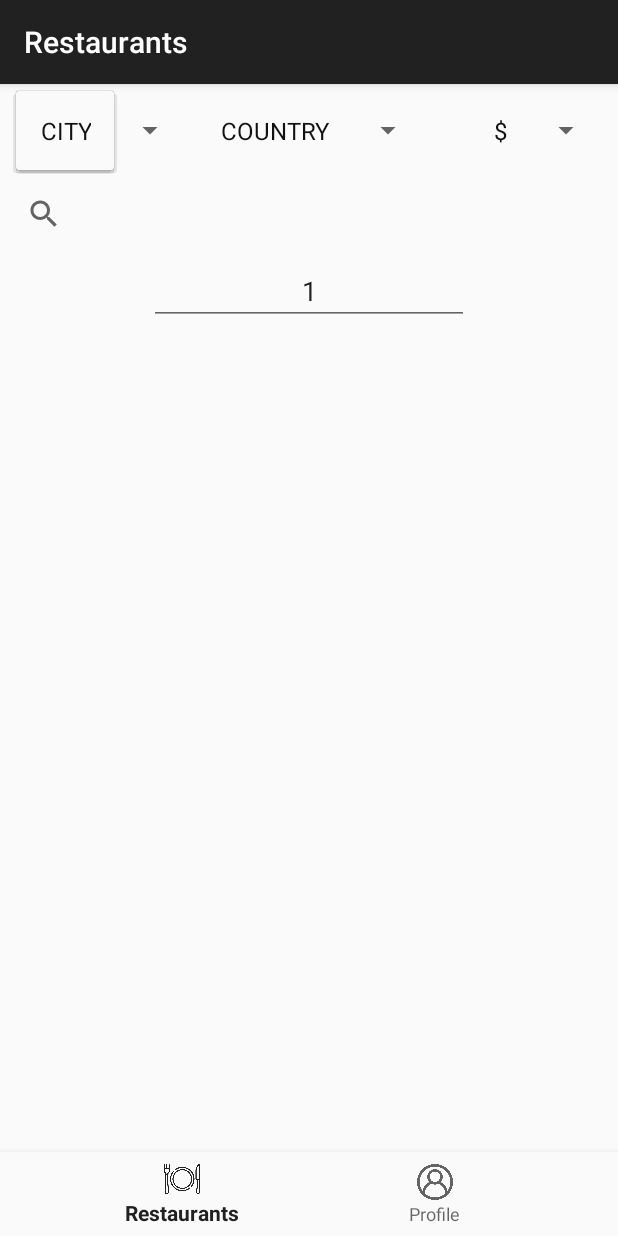
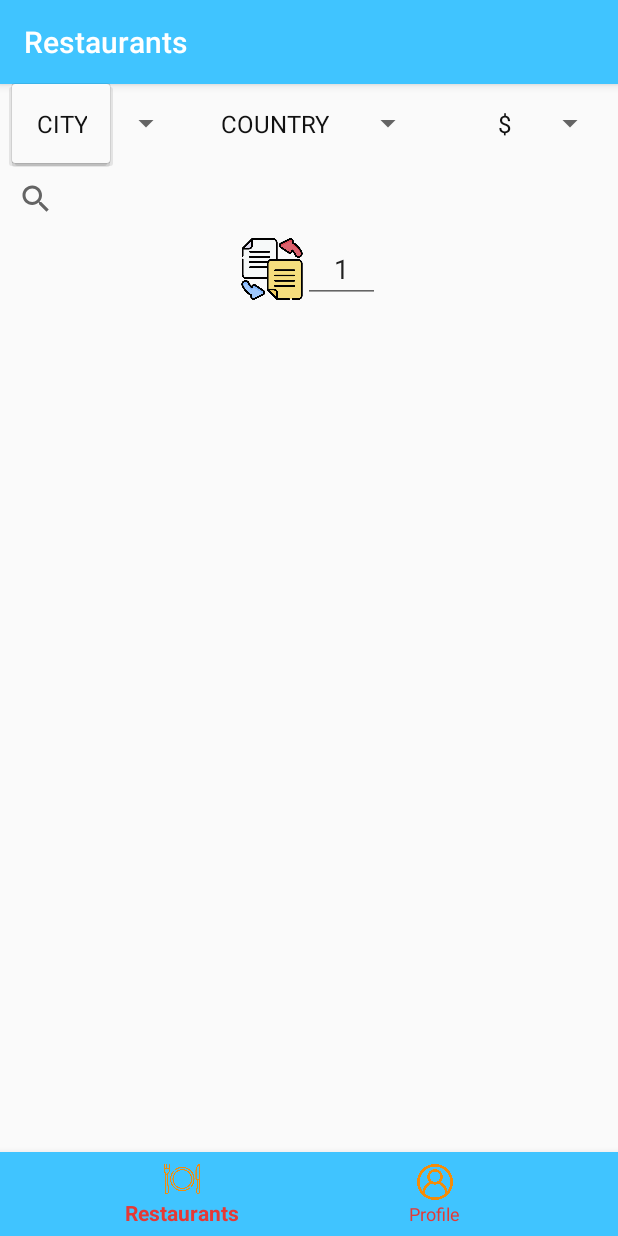
Before and after one commit to madrienn17/MyProject, an Android app: the screen it shows after launch (MainActivity), after a tap on "CITY", on a phone screen of 412 x 824 dp. Run offline under Robolectric (Android 15) with nearby library versions, the phone set to English and light mode, and no system bars; our stand-ins replace navigation-ui; 4 statements that could not run were skipped.

Commit message:
Managed some appearance elements, colors.

```diff
--- a/app/src/main/java/com/example/myproject/MainActivity.kt
+++ b/app/src/main/java/com/example/myproject/MainActivity.kt
@@ -1,5 +1,7 @@
 package com.example.myproject
 
+import android.graphics.Color
+import android.graphics.drawable.ColorDrawable
 import android.os.Build
 import android.os.Bundle
 import android.view.View
@@ -26,7 +28,8 @@ class MainActivity : AppCompatActivity() {
         setupActionBarWithNavController(navController, appBarConfiguration)
         navView.setupWithNavController(navController)
        // hideSystemUI()
-    }
+        supportActionBar?.setBackgroundDrawable(ColorDrawable(Color.parseColor("#FF40C4FF")))
+        }
     override fun onSupportNavigateUp(): Boolean {
         val navController = this.findNavController(R.id.nav_host_fragment)
         return navController.navigateUp()
--- a/app/src/main/java/com/example/myproject/ui/fragments/RestaurantsListFragment.kt
+++ b/app/src/main/java/com/example/myproject/ui/fragments/RestaurantsListFragment.kt
@@ -118,8 +118,8 @@ class RestaurantsListFragment: Fragment(), CoroutineScope, TextWatcher {
         val priceSpinnerAdapter = ArrayAdapter(requireContext(), R.layout.spinner_item, priceList)
 
         citySpinner = root.findViewById(R.id.spinner_city)
-        countrySpinner = root.findViewById<Spinner>(R.id.spinner_country)
-        priceSpinner = root.findViewById<Spinner>(R.id.spinner_price)
+        countrySpinner = root.findViewById(R.id.spinner_country)
+        priceSpinner = root.findViewById(R.id.spinner_price)
         pageNumber = root.page_num
 
         pageNumber.addTextChangedListener(this)
--- /dev/null
+++ b/app/src/main/res/drawable/ic_baseline_no_food_24.xml
@@ -0,0 +1,5 @@
+<vector android:height="24dp" android:tint="#36BEFF"
+    android:viewportHeight="24" android:viewportWidth="24"
+    android:width="24dp" xmlns:android="http://schemas.android.com/apk/res/android">
+    <path android:fillColor="@android:color/white" android:pathData="M11.35,8.52L11,5h5V1h2v4h5l-1.38,13.79L11.35,8.52zM1,21v1c0,0.55 0.45,1 1,1h13c0.55,0 1,-0.45 1,-1v-1H1zM21.9,21.9L2.1,2.1L0.69,3.51l5.7,5.7C3.28,9.87 1,11.99 1,15h11.17l2,2H1v2h15v-0.17l4.49,4.49L21.9,21.9z"/>
+</vector>
--- a/app/src/main/res/layout/activity_main.xml
+++ b/app/src/main/res/layout/activity_main.xml
@@ -2,6 +2,7 @@
 <androidx.constraintlayout.widget.ConstraintLayout
     xmlns:android="http://schemas.android.com/apk/res/android"
     xmlns:app="http://schemas.android.com/apk/res-auto"
+    xmlns:tools="http://schemas.android.com/tools"
     android:id="@+id/container"
     android:layout_width="match_parent"
     android:layout_height="match_parent">
@@ -10,13 +11,14 @@
         android:id="@+id/nav_view"
         android:layout_width="0dp"
         android:layout_height="wrap_content"
-        android:layout_marginStart="0dp"
-        android:layout_marginEnd="0dp"
-        android:background="?android:attr/windowBackground"
+        android:background="@color/light_blue_A200"
+        app:itemIconTint="#F38C0A"
+        app:itemTextColor="#E53935"
         app:layout_constraintBottom_toBottomOf="parent"
         app:layout_constraintLeft_toLeftOf="parent"
         app:layout_constraintRight_toRightOf="parent"
-        app:menu="@menu/bottom_nav_menu" />
+        app:menu="@menu/bottom_nav_menu"
+        tools:itemTextAppearanceActive="#E593935" />
 
     <fragment
         android:id="@+id/nav_host_fragment"
--- a/app/src/main/res/layout/fragment_restaurants.xml
+++ b/app/src/main/res/layout/fragment_restaurants.xml
@@ -1,24 +1,36 @@
 <?xml version="1.0" encoding="utf-8"?>
-<androidx.constraintlayout.widget.ConstraintLayout xmlns:android="http://schemas.android.com/apk/res/android"
+
+<androidx.constraintlayout.widget.ConstraintLayout
     xmlns:app="http://schemas.android.com/apk/res-auto"
     xmlns:tools="http://schemas.android.com/tools"
+    xmlns:android="http://schemas.android.com/apk/res/android"
+    android:id="@+id/ScrollingConstraint"
     android:layout_width="match_parent"
     android:layout_height="match_parent"
-    android:layout_marginLeft="5dp"
-    android:layout_marginRight="5dp"
+    tools:context="com.example.myproject.ui.fragments.RestaurantsListFragment">
+
+    <androidx.core.widget.NestedScrollView
+        android:id="@+id/nestedScroll"
+        android:layout_width="match_parent"
+        android:layout_height="wrap_content"
         android:orientation="vertical"
-    tools:context="com.example.myproject.ui.fragments.RestaurantsListFragment">
+        app:layout_constraintBottom_toBottomOf="parent"
+        app:layout_constraintEnd_toEndOf="parent"
+        app:layout_constraintHorizontal_bias="0.0"
+        app:layout_constraintStart_toStartOf="parent"
+        app:layout_constraintTop_toBottomOf="@+id/page_num"
+        tools:ignore="NotSibling">
 
         <androidx.recyclerview.widget.RecyclerView
             android:id="@+id/recyclerView"
-        android:layout_width="0dp"
-        android:layout_height="597dp"
-        app:layout_constraintBottom_toBottomOf="parent"
+            android:layout_width="match_parent"
+            android:layout_height="wrap_content"
             app:layout_constraintEnd_toEndOf="parent"
+            app:layout_constraintHorizontal_bias="0.0"
             app:layout_constraintStart_toStartOf="parent"
             app:layout_constraintTop_toBottomOf="@+id/page_num"
             tools:listitem="@layout/list_item_row" />
-
+    </androidx.core.widget.NestedScrollView>
         <Spinner
             android:id="@+id/spinner_city"
             android:layout_width="113dp"
@@ -28,7 +40,7 @@
             app:layout_constraintEnd_toStartOf="@+id/spinner_country"
             app:layout_constraintStart_toStartOf="parent"
             app:layout_constraintTop_toTopOf="parent"
-        app:layout_constraintVertical_bias="0.0" />
+            app:layout_constraintVertical_bias="1.0" />
 
         <Spinner
             android:id="@+id/spinner_country"
@@ -38,7 +50,8 @@
             app:layout_constraintBottom_toTopOf="@+id/searchView"
             app:layout_constraintEnd_toStartOf="@+id/spinner_price"
             app:layout_constraintStart_toEndOf="@+id/spinner_city"
-        app:layout_constraintTop_toTopOf="parent" />
+            app:layout_constraintTop_toTopOf="parent"
+            app:layout_constraintVertical_bias="1.0" />
 
         <Spinner
             android:id="@+id/spinner_price"
@@ -47,7 +60,8 @@
             app:layout_constraintBottom_toTopOf="@+id/searchView"
             app:layout_constraintEnd_toEndOf="parent"
             app:layout_constraintStart_toEndOf="@+id/spinner_country"
-        app:layout_constraintTop_toTopOf="parent" />
+            app:layout_constraintTop_toTopOf="parent"
+            app:layout_constraintVertical_bias="1.0" />
 
         <SearchView
             android:id="@+id/searchView"
@@ -56,24 +70,34 @@
             android:queryHint="Enter restaurant name..."
             app:layout_constraintBottom_toTopOf="@+id/page_num"
             app:layout_constraintEnd_toEndOf="parent"
-        app:layout_constraintStart_toStartOf="parent"
-        app:layout_constraintTop_toBottomOf="@+id/spinner_city">
+            app:layout_constraintStart_toStartOf="parent">
 
         </SearchView>
 
         <EditText
             android:id="@+id/page_num"
-        android:layout_width="wrap_content"
-        android:layout_height="wrap_content"
+            android:layout_width="51dp"
+            android:layout_height="45dp"
             android:ems="10"
+            android:gravity="center"
             android:inputType="number"
             android:text="@string/first_page"
-        app:layout_constraintBottom_toTopOf="@+id/recyclerView"
+            android:autofillHints="@string/first_page"
+            app:layout_constraintBottom_toTopOf="@+id/nestedScroll"
             app:layout_constraintEnd_toEndOf="parent"
-        app:layout_constraintHorizontal_bias="0.5"
+            app:layout_constraintHorizontal_bias="0.56"
             app:layout_constraintStart_toStartOf="parent"
+            tools:gravity="center"
+            tools:ignore="LabelFor" />
+
+        <ImageView
+            android:id="@+id/page"
+            android:layout_width="41dp"
+            android:layout_height="45dp"
+            android:src="@drawable/page"
+            app:layout_constraintBottom_toTopOf="@+id/nestedScroll"
+            app:layout_constraintEnd_toStartOf="@+id/page_num"
             app:layout_constraintTop_toBottomOf="@+id/searchView"
-        tools:gravity="center"
-        android:gravity="center"/>
+            android:contentDescription="Page" />
 
 </androidx.constraintlayout.widget.ConstraintLayout>
--- a/app/src/main/res/values/styles.xml
+++ b/app/src/main/res/values/styles.xml
@@ -1,7 +1,7 @@
 <resources>
 
     <style name="Widget.Theme.MaterialComponents.DayNight.DarkActionBar.Bridge.ButtonBar.Fullscreen" parent="">
-        <item name="android:background">@color/black_overlay</item>
+        <item name="android:background">@color/black</item>
         <item name="android:buttonBarStyle">?android:attr/buttonBarStyle</item>
     </style>
 </resources>
--- a/app/src/main/res/values/themes.xml
+++ b/app/src/main/res/values/themes.xml
@@ -18,4 +18,7 @@
         <item name="fullscreenBackgroundColor">@color/light_blue_600</item>
         <item name="fullscreenTextColor">@color/light_blue_A200</item>
     </style>
+
+    <style name="AppTheme.AppBarOverlay" parent="ThemeOverlay.AppCompat.Dark.ActionBar" />
+    <style name="AppTheme.PopupOverlay" parent="ThemeOverlay.AppCompat.Light" />
 </resources>
```
Also changed, not shown: app/src/main/res/drawable/page.png (added). Lines whose indentation alone changed are shown as unchanged.
